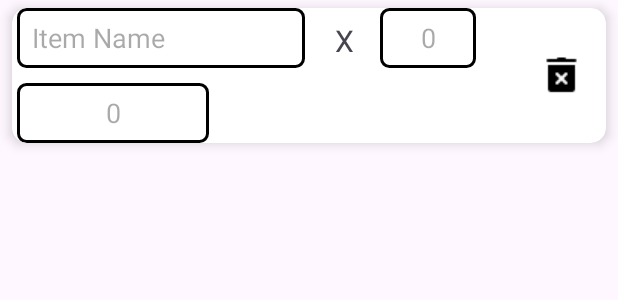
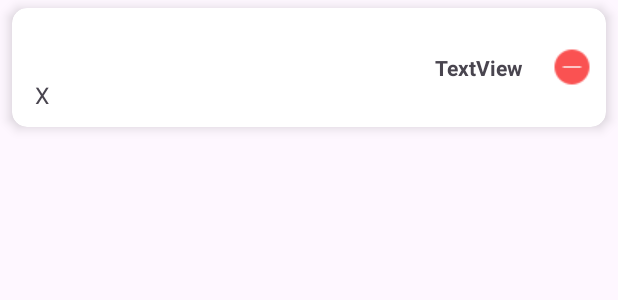
Before and after one commit to ThePrince047/EasyBill, an Android app: the layout added_item.xml on its own in the app's theme, with its tools: preview values and no code run, on a phone screen of 412 x 824 dp. Shown: the top 300 px of the screen. Run offline under Robolectric (Android 15) with nearby library versions, the phone set to English and light mode, and no system bars.

Commit message:
1.5.4 Few Big Changes by Admins

```diff
--- a/app/src/main/res/layout/added_item.xml
+++ b/app/src/main/res/layout/added_item.xml
@@ -19,43 +19,42 @@
             android:layout_width="match_parent"
             android:layout_height="match_parent">
 
-            <EditText
-                android:id="@+id/edtAddedItemName"
+            <TextView
+                android:id="@+id/tvAddedItemName"
+                android:layout_width="wrap_content"
+                android:layout_height="wrap_content"
+                android:textSize="20dp"
+                android:layout_marginTop="10dp"
+                android:layout_marginStart="10dp"
 
+ />
+
+            <TextView
+                android:id="@+id/tvAddedQuantity"
                 android:layout_width="wrap_content"
-                android:layout_height="40dp"
-                android:layout_marginStart="3dp"
-                android:paddingLeft="10dp"
-                android:ems="9"
-                android:background="@drawable/border"
-                android:hint="Item Name"
-                android:inputType="text" />
+                android:layout_height="wrap_content"
+                android:layout_below="@+id/tvAddedItemName"
+                android:layout_marginTop="8dp"
+                android:layout_marginStart="10dp"
+                android:textSize="17dp"
 
-            <EditText
-                android:id="@+id/edtAddedQuantity"
+                                />
+
+            <TextView
+                android:id="@+id/tvAddedAmount"
                 android:layout_width="wrap_content"
-                android:layout_height="40dp"
-                android:layout_marginStart="50dp"
-                android:layout_toEndOf="@id/edtAddedItemName"
-                android:background="@drawable/border"
-                android:ems="3"
-                android:hint="0"
-                android:inputType="text"
-                android:textAlignment="center" />
+                android:layout_height="wrap_content"
+                android:layout_below="@id/tvAddedItemName"
+                android:layout_marginStart="5dp"
+                android:layout_marginTop="8dp"
+                android:layout_marginEnd="10dp"
+                android:layout_marginBottom="10dp"
+                android:layout_toEndOf="@+id/textView2"
 
-            <EditText
-                android:id="@+id/edtAddedAmount"
-                android:layout_width="wrap_content"
-                android:layout_height="40dp"
-                android:layout_below="@id/edtAddedItemName"
-                android:layout_marginStart="3dp"
-                android:layout_marginTop="10dp"
-                android:layout_marginEnd="10dp"
-                android:ems="6"
-                android:textAlignment="center"
-                android:background="@drawable/border"
-                android:hint="0"
-                android:inputType="text" />
+
+
+
+                android:textSize="17dp" />
 
             <ImageButton
                 android:id="@+id/btnRemovefromcart"
@@ -64,22 +63,35 @@
                 android:layout_centerVertical="true"
                 android:layout_marginEnd="10dp"
                 android:backgroundTint="#00FF0000"
-                android:layout_width="40dp"
+                android:layout_width="25dp"
+
+                android:layout_height="25dp"
                 android:textAlignment="center"
-                android:layout_height="wrap_content"
+
                 android:text="X"
-                android:src="@drawable/icnrmvfrmcart"/>
+                android:src="@drawable/icnremovefromlist"/>
 
             <TextView
 
-                android:layout_toRightOf="@id/edtAddedItemName"
+                android:layout_toRightOf="@id/tvAddedQuantity"
+                android:layout_below="@id/tvAddedItemName"
                 android:id="@+id/textView2"
-                android:layout_marginStart="20dp"
-                android:layout_marginTop="8dp"
-                android:textSize="20dp"
+                android:layout_marginStart="5dp"
+                android:layout_marginTop="10dp"
+                android:textSize="15dp"
                 android:layout_width="wrap_content"
                 android:layout_height="wrap_content"
                 android:text="X" />
+
+            <TextView
+                android:id="@+id/tvItemTotalAmount"
+                android:layout_width="wrap_content"
+                android:layout_height="wrap_content"
+                android:text="TextView"
+                android:layout_toLeftOf="@id/btnRemovefromcart"
+                android:layout_marginEnd="20dp"
+                android:textStyle="bold"
+                android:layout_centerVertical="true"/>
 
         </RelativeLayout>
 
```
Also changed, not shown: app/src/main/AndroidManifest.xml (+3 -5 lines), app/src/main/java/com/example/easybill/invoice_gen_page.java (+16 -77 lines), app/src/main/res/layout/activity_invoice_gen_page.xml (+5 -5 lines), app/src/main/res/drawable/icnremovefromlist.png (added), app/src/main/res/drawable/icnrmvfrmcart.png (deleted), app/src/main/res/drawable/removefromcart.png (deleted).
